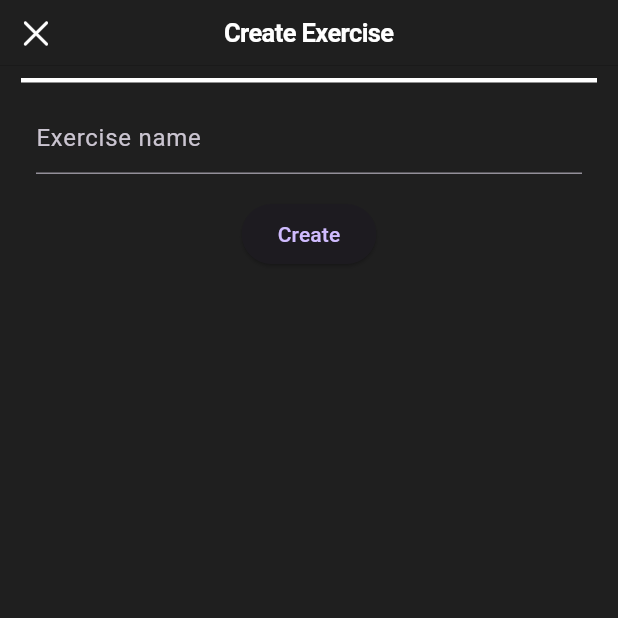
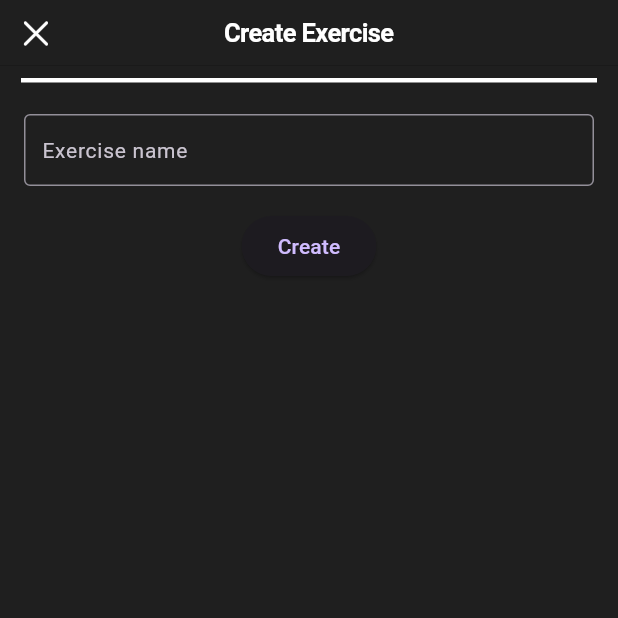
Before and after one commit to MattyD1/flex_workout_logger, a Flutter app: the ExercisesCreateScreen screen opened by its route, on a phone screen of 412 x 824 dp, the top half of it. Run offline on Flutter 3.47's test engine with Material 3 defaults, Android fonts, the phone set to English and light mode, and no system bars; our stand-ins replace flutter_riverpod, fpdart, freezed_annotation, go_router, realm, riverpod_annotation; generated files the repository leaves out were written again.

Commit message:
Small tweaks to the ui

```diff
--- a/lib/features/exercises/ui/screens/exercises_create_screen.dart
+++ b/lib/features/exercises/ui/screens/exercises_create_screen.dart
@@ -44,7 +44,10 @@ class ExercisesCreateScreen extends ConsumerWidget {
           const SizedBox.expand(
             child: SingleChildScrollView(
               physics: AlwaysScrollableScrollPhysics(),
-              padding: EdgeInsets.all(16),
+              padding: EdgeInsets.symmetric(
+                horizontal: AppLayout.defaultPadding,
+                vertical: AppLayout.extraLargePadding,
+              ),
               child: ExerciseCreateForm(),
             ),
           ),
--- a/lib/features/exercises/ui/widgets/exercise_create_form.dart
+++ b/lib/features/exercises/ui/widgets/exercise_create_form.dart
@@ -1,4 +1,5 @@
 import 'package:flex_workout_logger/config/theme/app_layout.dart';
+import 'package:flex_workout_logger/features/common/ui/utils/ui_extensions.dart';
 import 'package:flex_workout_logger/features/exercises/controllers/exercises_create_controller.dart';
 import 'package:flex_workout_logger/features/exercises/controllers/exercises_list_controller.dart';
 import 'package:flex_workout_logger/features/exercises/domain/entities/exercise_entity.dart';
@@ -52,15 +53,28 @@ class _ExerciseCreateFormState extends ConsumerState<ExerciseCreateForm> {
     return Form(
       key: _formKey,
       autovalidateMode: AutovalidateMode.onUserInteraction,
-      child: Padding(
-        padding: const EdgeInsets.all(AppLayout.miniPadding),
       child: Column(
         mainAxisSize: MainAxisSize.min,
         children: [
           TextFormField(
             onChanged: (value) => _name = ExerciseName(value),
             decoration: InputDecoration(
+              contentPadding: const EdgeInsets.symmetric(
+                horizontal: AppLayout.miniPadding,
+              ),
+              hoverColor: context.colorScheme.foreground,
+              border: const OutlineInputBorder(),
+              focusedBorder: OutlineInputBorder(
+                borderSide: BorderSide(
+                  color: context
+                      .colorScheme.foreground, // Color for Focused Border
+                ),
+              ),
               hintText: 'Exercise name',
+              hintStyle: const TextStyle(
+                fontSize: 14,
+              ),
+              focusColor: context.colorScheme.foreground,
               errorText: errorText,
             ),
             validator: (value) => _name?.validate,
@@ -87,7 +101,6 @@ class _ExerciseCreateFormState extends ConsumerState<ExerciseCreateForm> {
           ),
         ],
       ),
-      ),
     );
   }
 }
```
Lines whose indentation alone changed are shown as unchanged.
